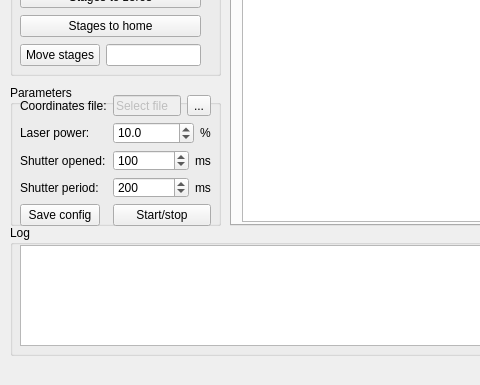
This is ui/MainWindow.ui in al509/LabSoft as Qt 5 draws it before an edit; both pictures show x 0 to 480 and y 215 to 600 of the 800 by 600 pixel window. The edited form follows.
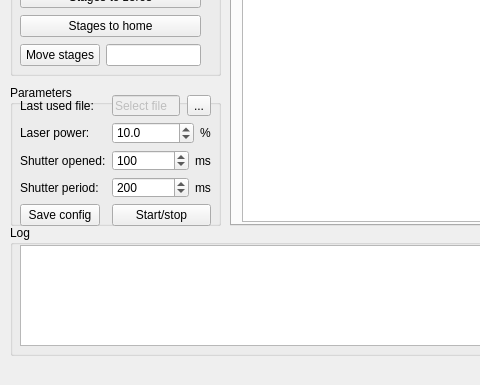
This is the edited form.

Patch:
```diff
--- a/ui/MainWindow.ui
+++ b/ui/MainWindow.ui
@@ -152,7 +152,7 @@
       <item row="0" column="0">
        <widget class="QLabel" name="fileLabel">
         <property name="text">
-         <string>Coordinates file:</string>
+         <string>Last used file:</string>
         </property>
        </widget>
       </item>
```
